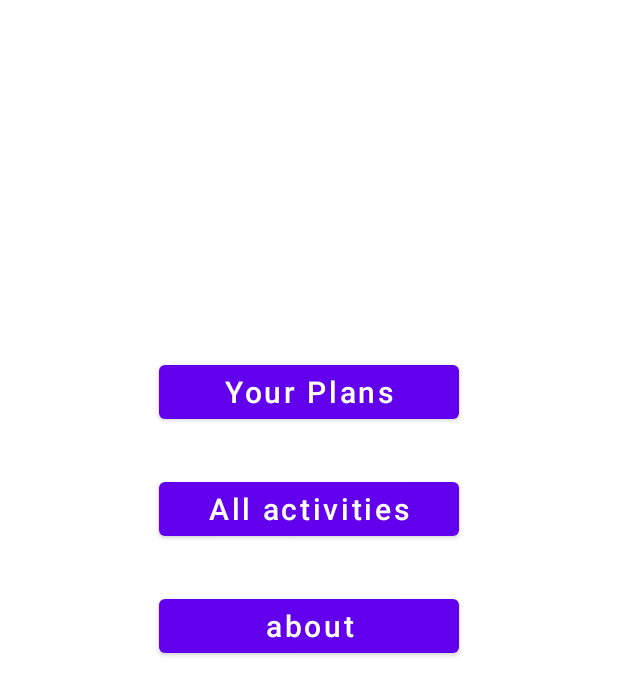
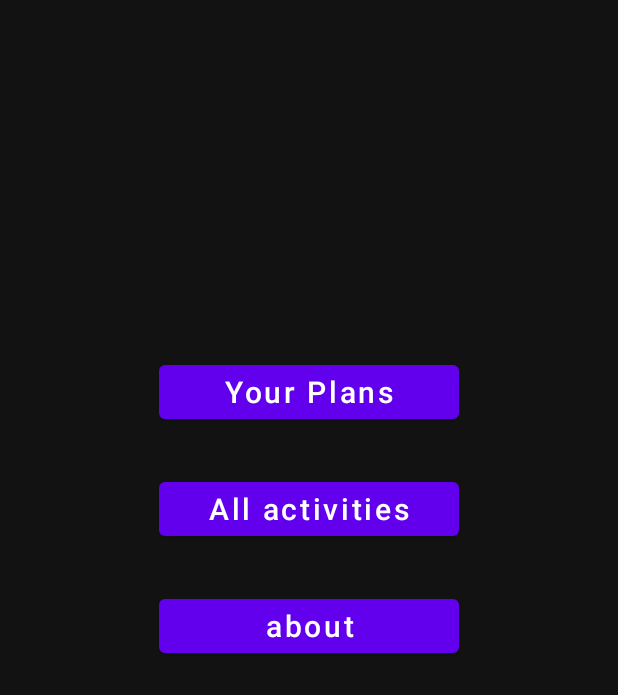
Before and after one commit to matiry321/Gymming, an Android app: the screen it shows after launch (MainActivity2), on a phone screen of 412 x 824 dp. Shown: the top 695 px of the screen. Run offline under Robolectric (Android 15) with nearby library versions, the phone set to English and light mode, and no system bars.

Commit message:
2nd commit

```diff
--- a/app/src/main/res/values/styles.xml
+++ b/app/src/main/res/values/styles.xml
@@ -1,6 +1,6 @@
 <resources>
     <!-- Base application theme. -->
-    <style name="AppTheme" parent="Theme.MaterialComponents.Light.NoActionBar">
+    <style name="AppTheme" parent="Theme.MaterialComponents.NoActionBar">
         <!-- Customize your theme here. -->
         <item name="colorPrimary">@color/colorPrimary</item>
         <item name="colorPrimaryDark">@color/colorPrimaryDark</item>
```
